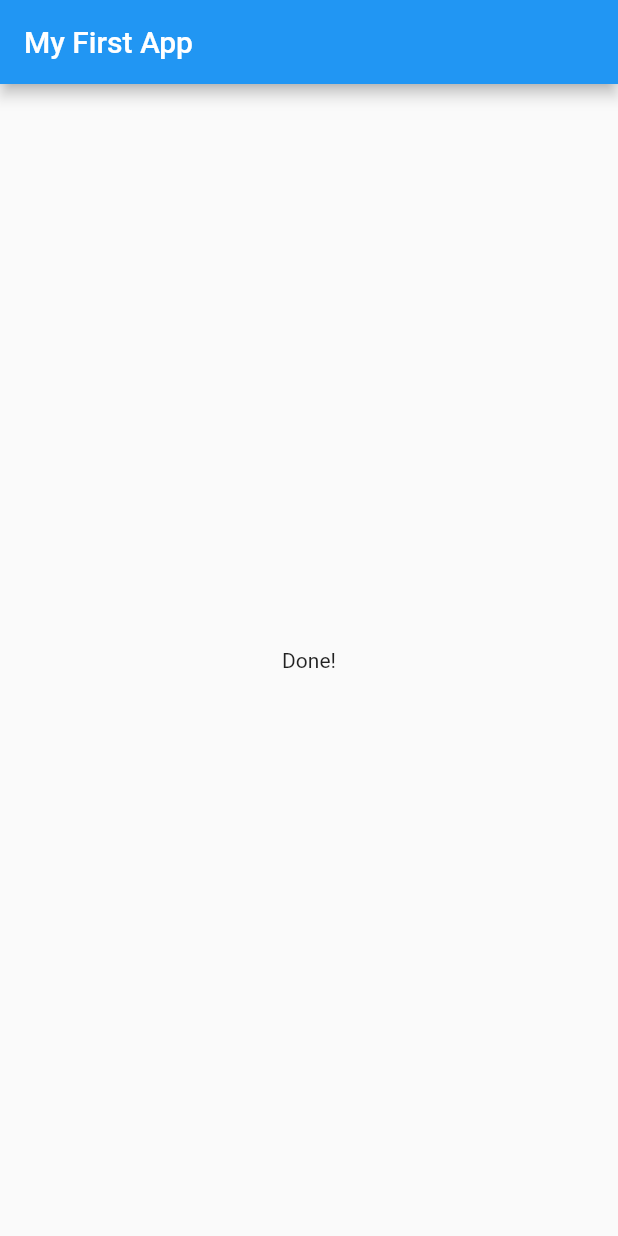
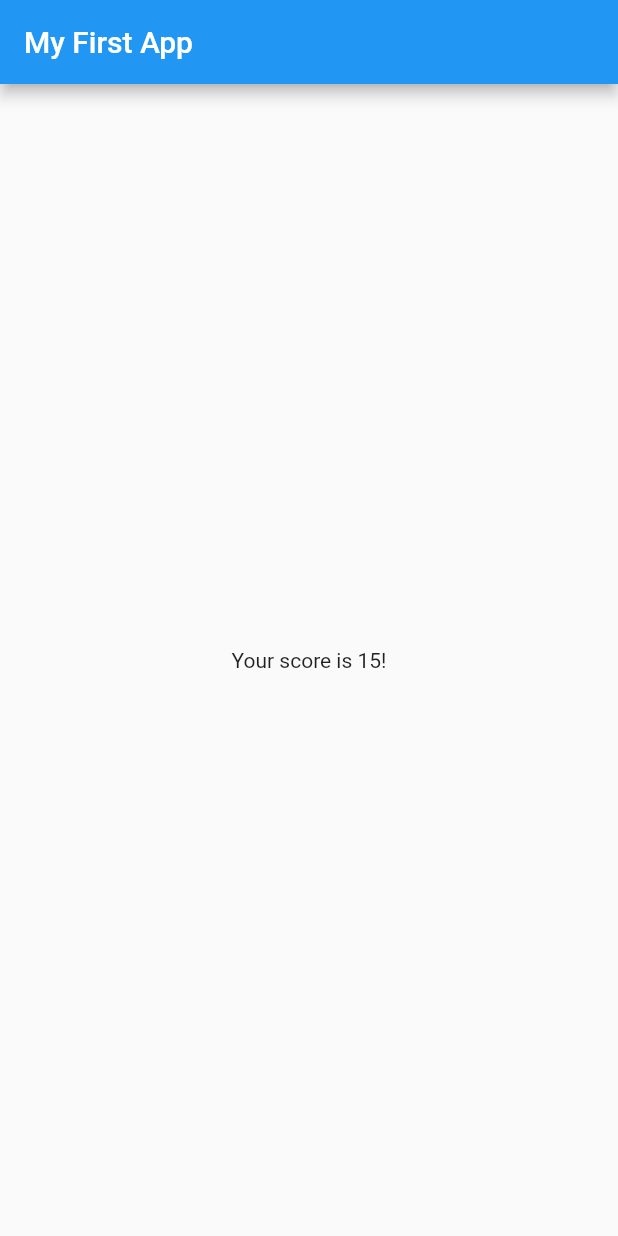
Before and after one commit to kong-hub/Flutter-Guide-Udemy, a Flutter app: the screen it shows after launch, after a tap on "Black", after a tap on "Fish", on a phone screen of 412 x 824 dp. Run offline on Flutter 3.47's test engine with Material 2 defaults, Android fonts, the phone set to English and light mode, and no system bars.

Commit message:
Calculating a Total Score

```diff
--- a/lib/main.dart
+++ b/lib/main.dart
@@ -17,22 +17,33 @@ class MyApp extends StatefulWidget {
 
 class _MyAppState extends State<MyApp> {
   var _questionIndex = 0;
+  var _totalScore = 0;
   static const _questions = [
     {
       'questionText': 'What\'s your favorite color?',
-      'answers': ['Black', 'Red', 'White']
+      'answers': [
+        {'text': 'Black', 'score': 10},
+        {'text': 'Red', 'score': 5},
+        {'text': 'White', 'score': 2}
+      ]
     },
     {
       'questionText': 'What\'s your favorite animal?',
-      'answers': ['Cat', 'Dog', 'Falcon', 'Fish']
+      'answers': [
+        {'text': 'Dog', 'score': 10},
+        {'text': 'Fish', 'score': 5},
+        {'text': 'Ant', 'score': 2},
+        {'text': 'Cat', 'score': 1}
+      ]
     }
   ];
 
-  void _answerQuestion() {
+  void _answerQuestion(int score) {
+    _totalScore += score;
     setState(() {
       _questionIndex += 1;
     });
-    print(_questionIndex);
+    print('Score $_totalScore');
   }
 
   @override
@@ -48,7 +59,9 @@ class _MyAppState extends State<MyApp> {
                 questions: _questions,
                 questionIndex: _questionIndex,
               )
-            : Result(),
+            : Result(
+                totalScore: _totalScore,
+              ),
       ),
     );
   }
--- a/lib/quiz.dart
+++ b/lib/quiz.dart
@@ -21,9 +21,10 @@ class Quiz extends StatelessWidget {
           Question(
             questionText: questions[questionIndex]['questionText'],
           ),
-          ...(questions[questionIndex]['answers'] as List<String>)
+          ...(questions[questionIndex]['answers'] as List<Map<String, Object>>)
               .map((answer) {
-            return Answer(answerQuestion, answer);
+            return Answer(
+                () => answerQuestion(answer['score']), answer['text']);
           }).toList()
         ],
       ),
--- a/lib/result.dart
+++ b/lib/result.dart
@@ -1,10 +1,14 @@
 import 'package:flutter/material.dart';
 
 class Result extends StatelessWidget {
+  final int totalScore;
+
+  Result({this.totalScore});
+
   @override
   Widget build(BuildContext context) {
     return Center(
-      child: Text('Done!'),
+      child: Text('Your score is $totalScore!'),
     );
   }
 }
```
